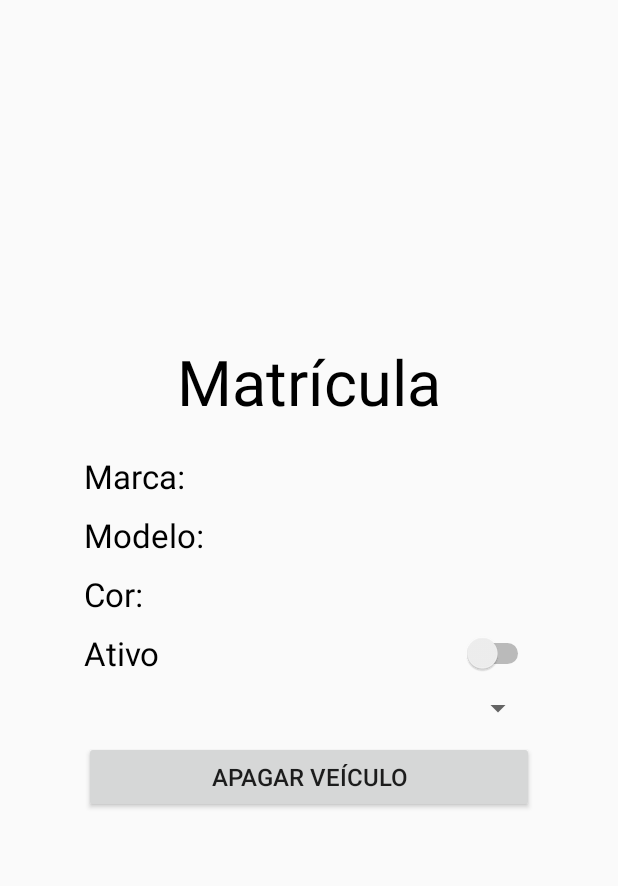
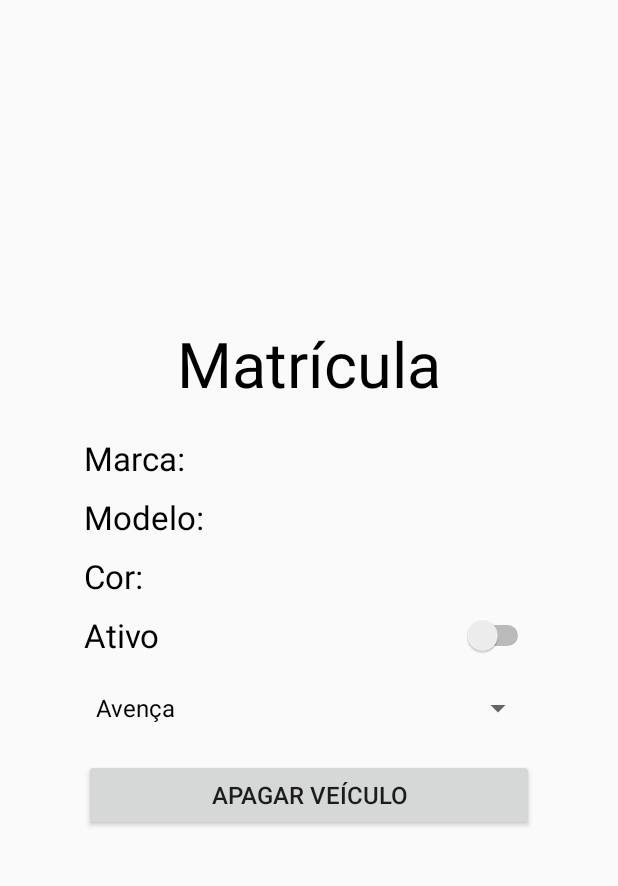
Before and after one commit to nunomcfrancisco/GesparkMove, an Android app: the fragment veiculoFragment placed in its activity, on a phone screen of 412 x 824 dp, the part 84-970 px from its top. Run offline under Robolectric (Android 15) with nearby library versions, the phone set to English and light mode, and no system bars; our stand-ins replace CircleImageView, Picasso; libraries missing offline, so code that uses them is left out: com.mysql.jdbc; pictures from the network do not load; 13 statements that could not run were skipped.

Commit message:
Minnor Updates

```diff
--- a/app/src/main/AndroidManifest.xml
+++ b/app/src/main/AndroidManifest.xml
@@ -2,6 +2,9 @@
 <manifest xmlns:android="http://schemas.android.com/apk/res/android"
     xmlns:tools="http://schemas.android.com/tools"
     package="com.example.gesparkmove">
+    <uses-sdk
+        android:maxSdkVersion="29"
+        android:minSdkVersion="14"/>
 
     <uses-permission android:name="android.permission.INTERNET" />
     <uses-permission android:name="android.permission.ACCESS_NETWORK_STATE"/>
--- a/app/src/main/java/com/example/gesparkmove/taskAdicionarMatricula.java
+++ b/app/src/main/java/com/example/gesparkmove/taskAdicionarMatricula.java
@@ -4,7 +4,6 @@ import android.app.Activity;
 import android.content.Context;
 import android.content.Intent;
 import android.os.AsyncTask;
-import android.os.Bundle;
 import android.os.Handler;
 import android.util.Log;
 import android.widget.Toast;
@@ -21,6 +20,7 @@ import java.sql.DriverManager;
 import java.sql.ResultSet;
 import java.sql.SQLException;
 import java.util.ArrayList;
+import java.util.Objects;
 import java.util.Properties;
 
 public class taskAdicionarMatricula extends AsyncTask<String, Integer, Void> {
@@ -90,7 +90,8 @@ public class taskAdicionarMatricula extends AsyncTask<String, Integer, Void> {
             public void run() {
                 Intent intent = activity.getIntent();
                 intent.putExtra("VEICULO", veiculo);
-                Utilizador user = intent.getExtras().getParcelable("USER");
+                Utilizador user = Objects.requireNonNull(intent.getExtras()).getParcelable("USER");
+                assert user != null;
                 user.setCarros(user.getCarros() + 1);
                 intent.putExtra("USER", user);
                 Toast.makeText(ctx, "Matricula adicionada", Toast.LENGTH_SHORT).show();
--- a/app/src/main/java/com/example/gesparkmove/taskLogin.java
+++ b/app/src/main/java/com/example/gesparkmove/taskLogin.java
@@ -7,7 +7,6 @@ import android.content.Intent;
 import android.os.AsyncTask;
 import android.os.Handler;
 import android.util.Log;
-import android.widget.ArrayAdapter;
 
 import androidx.appcompat.app.AlertDialog;
 
@@ -82,9 +81,7 @@ public class taskLogin extends AsyncTask<String, Integer, String> {
                     rs = statement.executeQuery("SELECT veiculos.id, veiculos.matricula, marcas.marca, modelo.modelo, cor, estacionado, veiculos.activo FROM veiculos inner join marcas inner join modelo WHERE id_utilizador = " + userId + " AND veiculos.id_marca = marcas.id AND veiculos.id_modelo = modelo.id");
                     while(rs.next())
                         veiculos.add(new Veiculo(rs.getInt(1), rs.getString(2), rs.getString(3), rs.getString(4), rs.getString(5), rs.getInt(6), rs.getInt(7)));
-                    Log.println(Log.INFO, "BASE DE DADOS 1: ", String.valueOf(connection.isClosed()));
                     connection.close();
-                    Log.println(Log.INFO, "BASE DE DADOS 2: ", String.valueOf(connection.isClosed()));
                 } catch (ClassNotFoundException | SQLException e) {
                     Log.println(Log.INFO, "ErrorMessage", String.valueOf(e));
                 }
--- a/app/src/main/java/com/example/gesparkmove/veiculoFragment.java
+++ b/app/src/main/java/com/example/gesparkmove/veiculoFragment.java
@@ -2,20 +2,21 @@ package com.example.gesparkmove;
 
 import android.content.Intent;
 import android.os.Bundle;
+import android.os.Handler;
+import android.view.LayoutInflater;
+import android.view.View;
+import android.view.ViewGroup;
+import android.widget.ArrayAdapter;
+import android.widget.Button;
+import android.widget.CompoundButton;
+import android.widget.Spinner;
+import android.widget.Switch;
+import android.widget.TextView;
 
 import androidx.annotation.NonNull;
 import androidx.annotation.Nullable;
 import androidx.fragment.app.Fragment;
 import androidx.fragment.app.FragmentManager;
-
-import android.os.Handler;
-import android.view.LayoutInflater;
-import android.view.View;
-import android.view.ViewGroup;
-import android.widget.Button;
-import android.widget.CompoundButton;
-import android.widget.Switch;
-import android.widget.TextView;
 
 import java.util.ArrayList;
 
@@ -25,6 +26,7 @@ public class veiculoFragment extends Fragment {
     TextView textViewMatricula, textViewMarca, textViewModelo, textViewCor;
     Button buttonApagarVeiculo;
     Switch switchAtivo;
+    Spinner spinnerPlanoPagamento;
     @Nullable
     @Override
     public View onCreateView(@NonNull LayoutInflater inflater, @Nullable ViewGroup container, @Nullable Bundle savedInstanceState) {
@@ -37,6 +39,15 @@ public class veiculoFragment extends Fragment {
         textViewCor = view.findViewById(R.id.textViewCorVeiculoFragment);
         switchAtivo = view.findViewById(R.id.switchAtivoVeiculoFragment);
         buttonApagarVeiculo = view.findViewById(R.id.buttonApagarVeiculoVeiculoFragment);
+        spinnerPlanoPagamento = view.findViewById(R.id.spinnerPlanoPagamentoVeiculoFragment);
+        String[] pp = new String[]{"Avença", "Fracção"};
+        ArrayAdapter<String> adapterPlano = new ArrayAdapter<>(getActivity(), android.R.layout.simple_spinner_dropdown_item, pp);
+        spinnerPlanoPagamento.setAdapter(adapterPlano);
+        if(veiculo.getEstacionado() == 1){
+            spinnerPlanoPagamento.setEnabled(false);
+            switchAtivo.setEnabled(false);
+            buttonApagarVeiculo.setEnabled(false);
+        }
 
         textViewMatricula.setText(veiculo.getMatricula());
         textViewMarca.setText("Marca: " + veiculo.getMarca());
--- a/app/src/main/res/layout/fragment_veiculo.xml
+++ b/app/src/main/res/layout/fragment_veiculo.xml
@@ -21,58 +21,59 @@
             android:layout_width="match_parent"
             android:layout_height="match_parent"
             android:layout_marginBottom="20dp"
-            android:text="Matrícula"
+            android:text="@string/matricula"
             android:textAlignment="center"
             android:textColor="#000000"
-            android:textSize="42dp" />
+            android:textSize="42sp" />
 
         <TextView
             android:id="@+id/textViewMarcaVeiculoFragment"
             android:layout_width="match_parent"
             android:layout_height="wrap_content"
             android:layout_marginBottom="10dp"
-            android:text="Marca: "
+            android:text="@string/marca"
             android:textColor="#000000"
-            android:textSize="22dp" />
+            android:textSize="22sp" />
 
         <TextView
             android:id="@+id/textViewModeloVeiculoFragment"
             android:layout_width="match_parent"
             android:layout_height="wrap_content"
             android:layout_marginBottom="10dp"
-            android:text="Modelo: "
+            android:text="@string/modelo"
             android:textColor="#000000"
-            android:textSize="22dp" />/>
+            android:textSize="22sp" />
 
         <TextView
             android:id="@+id/textViewCorVeiculoFragment"
             android:layout_width="match_parent"
             android:layout_height="wrap_content"
             android:layout_marginBottom="10dp"
-            android:text="Cor: "
+            android:text="@string/cor"
             android:textColor="#000000"
-            android:textSize="22dp" />
+            android:textSize="22sp" />
 
         <Switch
             android:id="@+id/switchAtivoVeiculoFragment"
             android:layout_width="match_parent"
             android:layout_height="wrap_content"
-            android:text="Ativo"
-            android:textSize="22dp"
+            android:text="@string/ativo"
+            android:textSize="22sp"
             android:layout_marginBottom="10dp"/>
 
         <Spinner
             android:id="@+id/spinnerPlanoPagamentoVeiculoFragment"
             android:layout_width="match_parent"
             android:layout_height="wrap_content"
-            android:layout_marginBottom="10dp"/>
+            android:layout_marginBottom="10dp"
+            />
 
         <Button
             android:id="@+id/buttonApagarVeiculoVeiculoFragment"
             android:layout_width="match_parent"
             android:layout_height="match_parent"
-            android:text="Apagar Veículo"
-            android:textSize="16dp"/>
+            android:text="@string/apagar_veiculo"
+            android:textSize="16sp"/>
 
     </LinearLayout>
 </androidx.constraintlayout.widget.ConstraintLayout>
--- a/app/src/main/res/values/strings.xml
+++ b/app/src/main/res/values/strings.xml
@@ -16,4 +16,10 @@
     <string name="consultas">Consultas</string>
     <string name="consultar">Consultar</string>
     <string name="hello_blank_fragment">Hello blank fragment</string>
+    <string name="matricula">Matrícula</string>
+    <string name="marca">Marca:</string>
+    <string name="modelo">Modelo:</string>
+    <string name="cor">Cor:</string>
+    <string name="ativo">Ativo</string>
+    <string name="apagar_veiculo">Apagar Veículo</string>
 </resources>
```
Also changed, not shown: app/src/main/java/com/example/gesparkmove/MainActivity.java (+1 -17 lines), app/src/main/java/com/example/gesparkmove/adicionarFragment.java (+12 -22 lines), app/src/main/java/com/example/gesparkmove/consultarFragment.java (+14 -1 lines).
